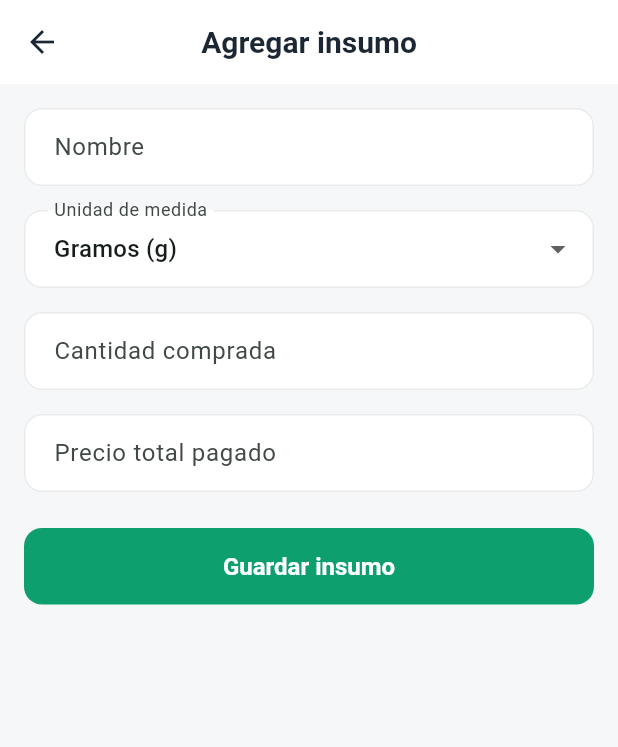
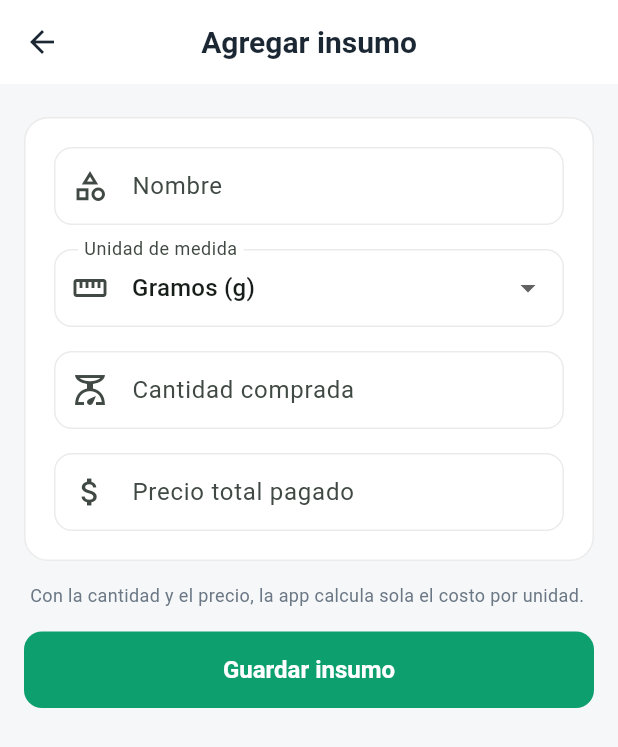
Before and after one commit to sgallon-ux/stocklet, a Flutter app: the PantallaAgregarInsumo screen opened directly, on a phone screen of 412 x 824 dp. Shown: the top 747 px of the screen. Run offline on Flutter 3.47's test engine with Material 3 defaults, Android fonts, the phone set to English and light mode, and no system bars; our stand-ins replace cloud_firestore, country_picker, firebase_auth, firebase_core, fl_chart, shared_preferences; missing offline and left inert: currency_picker; accounts and stored records are empty; generated files the repository leaves out were written again.

Commit message:
Rediseño de la pantalla de inventario y sus opciones

```diff
--- a/lib/pantallas/agregar_insumo.dart
+++ b/lib/pantallas/agregar_insumo.dart
@@ -2,6 +2,7 @@ import 'package:flutter/material.dart';
 import 'package:provider/provider.dart';
 import '../datos_app.dart';
 import '../models/insumo.dart';
+import '../tema.dart';
 
 class PantallaAgregarInsumo extends StatefulWidget {
   const PantallaAgregarInsumo({super.key});
@@ -31,7 +32,8 @@ class _PantallaAgregarInsumoState extends State<PantallaAgregarInsumo> {
 
     if (nombre.isEmpty || cantidad <= 0 || precio <= 0) {
       ScaffoldMessenger.of(context).showSnackBar(
-        const SnackBar(content: Text('Completa todos los campos con valores válidos')),
+        const SnackBar(
+            content: Text('Completa todos los campos con valores válidos')),
       );
       return;
     }
@@ -52,19 +54,31 @@ class _PantallaAgregarInsumoState extends State<PantallaAgregarInsumo> {
   Widget build(BuildContext context) {
     return Scaffold(
       appBar: AppBar(title: const Text('Agregar insumo')),
-      body: Padding(
+      body: ListView(
         padding: const EdgeInsets.all(16),
+        children: [
+          Card(
+            child: Padding(
+              padding: const EdgeInsets.all(20),
               child: Column(
                 crossAxisAlignment: CrossAxisAlignment.stretch,
                 children: [
                   TextField(
                     controller: nombreCtrl,
-              decoration: const InputDecoration(labelText: 'Nombre', hintText: 'Ej: Harina'),
+                    textCapitalization: TextCapitalization.sentences,
+                    decoration: const InputDecoration(
+                      labelText: 'Nombre',
+                      hintText: 'Ej: Harina',
+                      prefixIcon: Icon(Icons.category_outlined),
+                    ),
                   ),
                   const SizedBox(height: 16),
                   DropdownButtonFormField<String>(
                     initialValue: unidad,
-              decoration: const InputDecoration(labelText: 'Unidad de medida'),
+                    decoration: const InputDecoration(
+                      labelText: 'Unidad de medida',
+                      prefixIcon: Icon(Icons.straighten),
+                    ),
                     items: const [
                       DropdownMenuItem(value: 'g', child: Text('Gramos (g)')),
                       DropdownMenuItem(value: 'ml', child: Text('Mililitros (ml)')),
@@ -76,18 +90,36 @@ class _PantallaAgregarInsumoState extends State<PantallaAgregarInsumo> {
                   TextField(
                     controller: cantidadCtrl,
                     keyboardType: TextInputType.number,
-              decoration: const InputDecoration(labelText: 'Cantidad comprada', hintText: 'Ej: 1000'),
+                    decoration: const InputDecoration(
+                      labelText: 'Cantidad comprada',
+                      hintText: 'Ej: 1000',
+                      prefixIcon: Icon(Icons.scale_outlined),
+                    ),
                   ),
                   const SizedBox(height: 16),
                   TextField(
                     controller: precioCtrl,
                     keyboardType: TextInputType.number,
-              decoration: const InputDecoration(labelText: 'Precio total pagado', prefixText: '\$ '),
+                    decoration: const InputDecoration(
+                      labelText: 'Precio total pagado',
+                      prefixIcon: Icon(Icons.attach_money),
                     ),
-            const SizedBox(height: 24),
+                  ),
+                ],
+              ),
+            ),
+          ),
+          const SizedBox(height: 8),
+          const Padding(
+            padding: EdgeInsets.symmetric(horizontal: 4),
+            child: Text(
+              'Con la cantidad y el precio, la app calcula sola el costo por unidad.',
+              style: TextStyle(fontSize: 12, color: AppColores.textoSuave),
+            ),
+          ),
+          const SizedBox(height: 16),
           ElevatedButton(onPressed: guardar, child: const Text('Guardar insumo')),
         ],
-        ),
       ),
     );
   }
```
Also changed, not shown: lib/pantallas/editar_insumo.dart (+35 -10 lines), lib/pantallas/inventario.dart (+78 -29 lines). Lines whose indentation alone changed are shown as unchanged.
